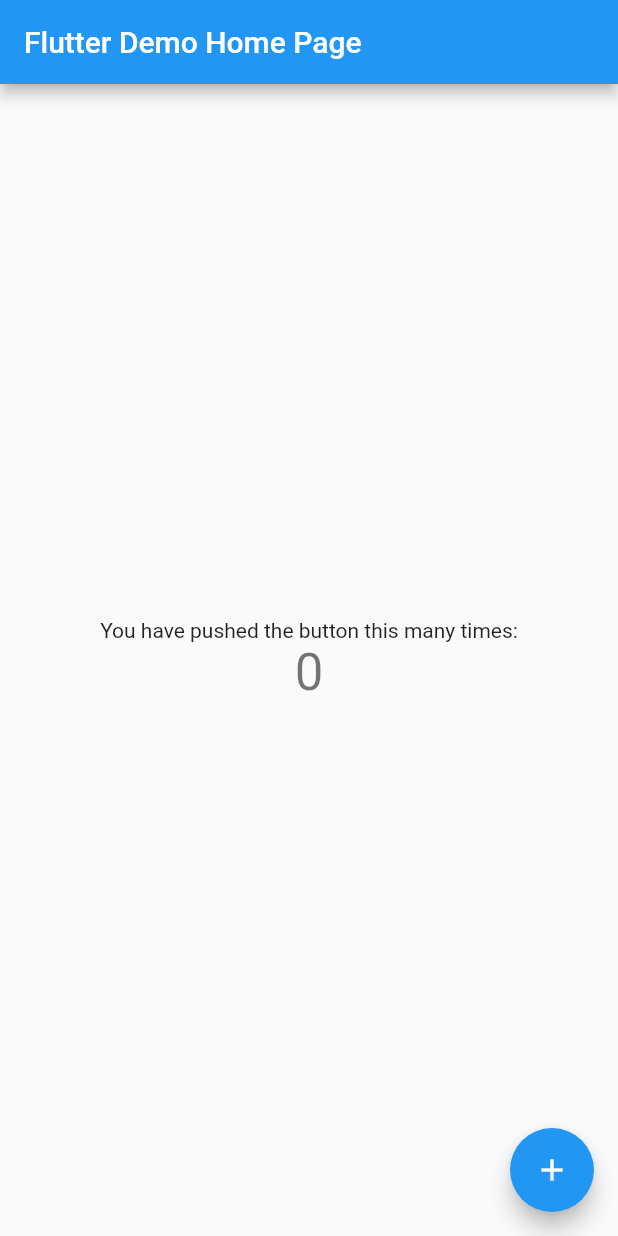
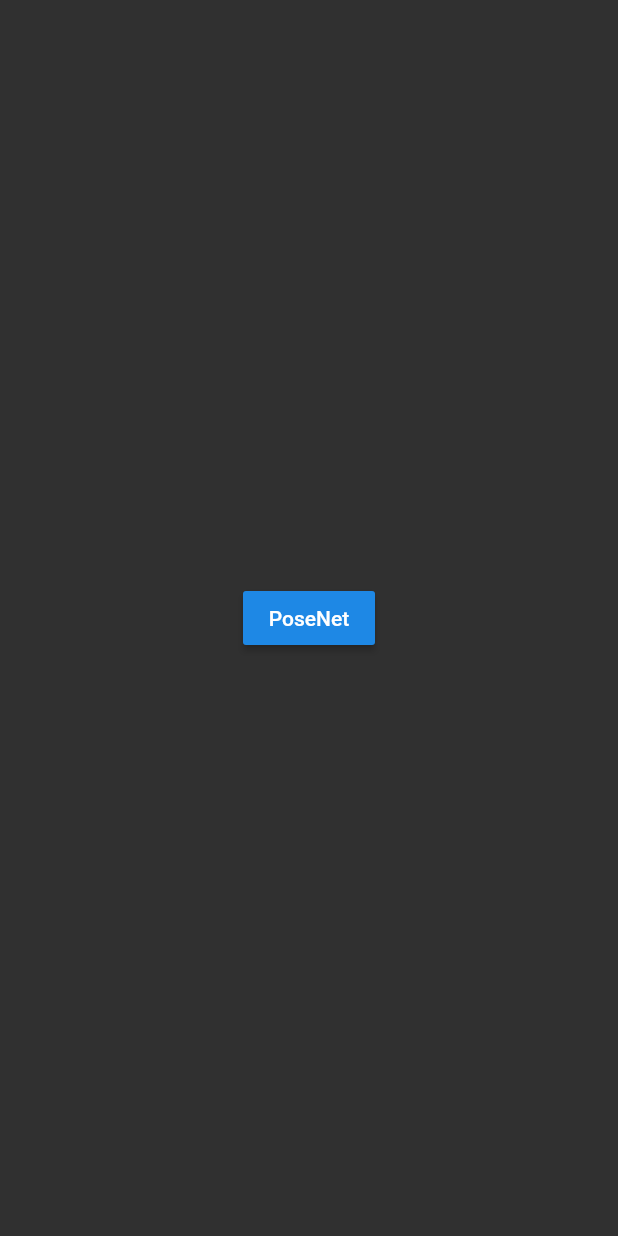
Before and after one commit to otaku1123/flutter-posenet, a Flutter app: the screen it shows after launch, on a phone screen of 412 x 824 dp. Run offline on Flutter 3.47's test engine with Material 2 defaults, Android fonts, the light colour scheme and no system bars; our stand-ins replace camera; missing offline and left inert: tflite.

Commit message:
Implement posenet app

```diff
--- a/lib/home_page.dart
+++ b/lib/home_page.dart
@@ -0,0 +1,90 @@
+import 'package:flutter/material.dart';
+import 'package:camera/camera.dart';
+import 'package:tflite/tflite.dart';
+import 'dart:math' as math;
+
+import 'camera.dart';
+import 'bounding_box.dart';
+import 'models.dart';
+
+class HomePage extends StatefulWidget {
+  final List<CameraDescription> cameras;
+
+  HomePage(this.cameras);
+
+  @override
+  _HomePageState createState() => new _HomePageState();
+}
+
+class _HomePageState extends State<HomePage> {
+  List<dynamic> _recognitions;
+  int _imageHeight = 0;
+  int _imageWidth = 0;
+  String _model = "";
+
+  @override
+  void initState() {
+    super.initState();
+  }
+
+  loadModel() async {
+    String res;
+    switch (_model) {
+      case posenet:
+        res = await Tflite.loadModel(
+            model: "assets/posenet_mv1_075_float_from_checkpoints.tflite");
+        break;
+    }
+    print(res);
+  }
+
+  onSelect(model) {
+    setState(() {
+      _model = model;
+    });
+    loadModel();
+  }
+
+  setRecognitions(recognitions, imageHeight, imageWidth) {
+    setState(() {
+      _recognitions = recognitions;
+      _imageHeight = imageHeight;
+      _imageWidth = imageWidth;
+    });
+  }
+
+  @override
+  Widget build(BuildContext context) {
+    Size screen = MediaQuery.of(context).size;
+    return Scaffold(
+      body: _model == ""
+          ? Center(
+              child: Column(
+                mainAxisAlignment: MainAxisAlignment.center,
+                children: <Widget>[
+                  RaisedButton(
+                    child: const Text(posenet),
+                    onPressed: () => onSelect(posenet),
+                  ),
+                ],
+              ),
+            )
+          : Stack(
+              children: [
+                Camera(
+                  widget.cameras,
+                  _model,
+                  setRecognitions,
+                ),
+                BndBox(
+                    _recognitions == null ? [] : _recognitions,
+                    math.max(_imageHeight, _imageWidth),
+                    math.min(_imageHeight, _imageWidth),
+                    screen.height,
+                    screen.width,
+                    _model),
+              ],
+            ),
+    );
+  }
+}
--- a/lib/main.dart
+++ b/lib/main.dart
@@ -1,113 +1,29 @@
+import 'dart:async';
 import 'package:flutter/material.dart';
+import 'package:camera/camera.dart';
+import 'home_page.dart';
 
-void main() {
-  runApp(MyApp());
+List<CameraDescription> cameras;
+
+Future<Null> main() async {
+  WidgetsFlutterBinding.ensureInitialized();
+  try {
+    cameras = await availableCameras();
+  } on CameraException catch (e) {
+    print('Error: $e.code\nError Message: $e.message');
+  }
+  runApp(new MyApp());
 }
 
 class MyApp extends StatelessWidget {
-  // This widget is the root of your application.
   @override
   Widget build(BuildContext context) {
     return MaterialApp(
-      title: 'Flutter Demo',
+      title: 'tflite real-time detection',
       theme: ThemeData(
-        // This is the theme of your application.
-        //
-        // Try running your application with "flutter run". You'll see the
-        // application has a blue toolbar. Then, without quitting the app, try
-        // changing the primarySwatch below to Colors.green and then invoke
-        // "hot reload" (press "r" in the console where you ran "flutter run",
-        // or simply save your changes to "hot reload" in a Flutter IDE).
-        // Notice that the counter didn't reset back to zero; the application
-        // is not restarted.
-        primarySwatch: Colors.blue,
+        brightness: Brightness.dark,
       ),
-      home: MyHomePage(title: 'Flutter Demo Home Page'),
+      home: HomePage(cameras),
     );
   }
 }
-
-class MyHomePage extends StatefulWidget {
-  MyHomePage({Key key, this.title}) : super(key: key);
-
-  // This widget is the home page of your application. It is stateful, meaning
-  // that it has a State object (defined below) that contains fields that affect
-  // how it looks.
-
-  // This class is the configuration for the state. It holds the values (in this
-  // case the title) provided by the parent (in this case the App widget) and
-  // used by the build method of the State. Fields in a Widget subclass are
-  // always marked "final".
-
-  final String title;
-
-  @override
-  _MyHomePageState createState() => _MyHomePageState();
-}
-
-class _MyHomePageState extends State<MyHomePage> {
-  int _counter = 0;
-
-  void _incrementCounter() {
-    setState(() {
-      // This call to setState tells the Flutter framework that something has
-      // changed in this State, which causes it to rerun the build method below
-      // so that the display can reflect the updated values. If we changed
-      // _counter without calling setState(), then the build method would not be
-      // called again, and so nothing would appear to happen.
-      _counter++;
-    });
-  }
-
-  @override
-  Widget build(BuildContext context) {
-    // This method is rerun every time setState is called, for instance as done
-    // by the _incrementCounter method above.
-    //
-    // The Flutter framework has been optimized to make rerunning build methods
-    // fast, so that you can just rebuild anything that needs updating rather
-    // than having to individually change instances of widgets.
-    return Scaffold(
-      appBar: AppBar(
-        // Here we take the value from the MyHomePage object that was created by
-        // the App.build method, and use it to set our appbar title.
-        title: Text(widget.title),
-      ),
-      body: Center(
-        // Center is a layout widget. It takes a single child and positions it
-        // in the middle of the parent.
-        child: Column(
-          // Column is also a layout widget. It takes a list of children and
-          // arranges them vertically. By default, it sizes itself to fit its
-          // children horizontally, and tries to be as tall as its parent.
-          //
-          // Invoke "debug painting" (press "p" in the console, choose the
-          // "Toggle Debug Paint" action from the Flutter Inspector in Android
-          // Studio, or the "Toggle Debug Paint" command in Visual Studio Code)
-          // to see the wireframe for each widget.
-          //
-          // Column has various properties to control how it sizes itself and
-          // how it positions its children. Here we use mainAxisAlignment to
-          // center the children vertically; the main axis here is the vertical
-          // axis because Columns are vertical (the cross axis would be
-          // horizontal).
-          mainAxisAlignment: MainAxisAlignment.center,
-          children: <Widget>[
-            Text(
-              'You have pushed the button this many times:',
-            ),
-            Text(
-              '$_counter',
-              style: Theme.of(context).textTheme.headline4,
-            ),
-          ],
-        ),
-      ),
-      floatingActionButton: FloatingActionButton(
-        onPressed: _incrementCounter,
-        tooltip: 'Increment',
-        child: Icon(Icons.add),
-      ), // This trailing comma makes auto-formatting nicer for build methods.
-    );
-  }
-}
--- /dev/null
+++ b/lib/models.dart
@@ -0,0 +1 @@
+const String posenet = "PoseNet";
```
Also changed, not shown: lib/bounding_box.dart (added, +63 -0 lines), lib/camera.dart (added, +100 -0 lines), pubspec.yaml (+7 -7 lines), pubspec.lock, 11 other files.
